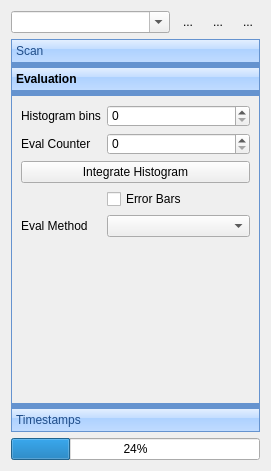
Before: the Qt Designer form ui/ScanControlUi.ui in MonroeQuantumNetworks/IonControl, drawn with Qt 5.
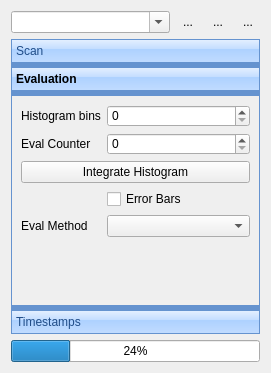
After: the same form once the commit is applied. The open tabs and pages were chosen to show the change. Icons and pictures are not drawn. Custom widgets are drawn as their Qt base class.

```diff
--- a/ui/ScanControlUi.ui
+++ b/ui/ScanControlUi.ui
@@ -7,7 +7,7 @@
     <x>0</x>
     <y>0</y>
     <width>271</width>
-    <height>471</height>
+    <height>373</height>
    </rect>
   </property>
   <property name="windowTitle">
@@ -328,7 +328,7 @@
         <x>0</x>
         <y>0</y>
         <width>251</width>
-        <height>313</height>
+        <height>216</height>
        </rect>
       </property>
       <attribute name="label">
@@ -398,6 +398,12 @@
        </item>
        <item row="5" column="0" colspan="2">
         <widget class="QStackedWidget" name="evalStackedWidget">
+         <property name="sizePolicy">
+          <sizepolicy hsizetype="Preferred" vsizetype="MinimumExpanding">
+           <horstretch>0</horstretch>
+           <verstretch>0</verstretch>
+          </sizepolicy>
+         </property>
          <property name="currentIndex">
           <number>-1</number>
          </property>
```
Left out of the diff: 4 changed lines with no effect on the pictures.
